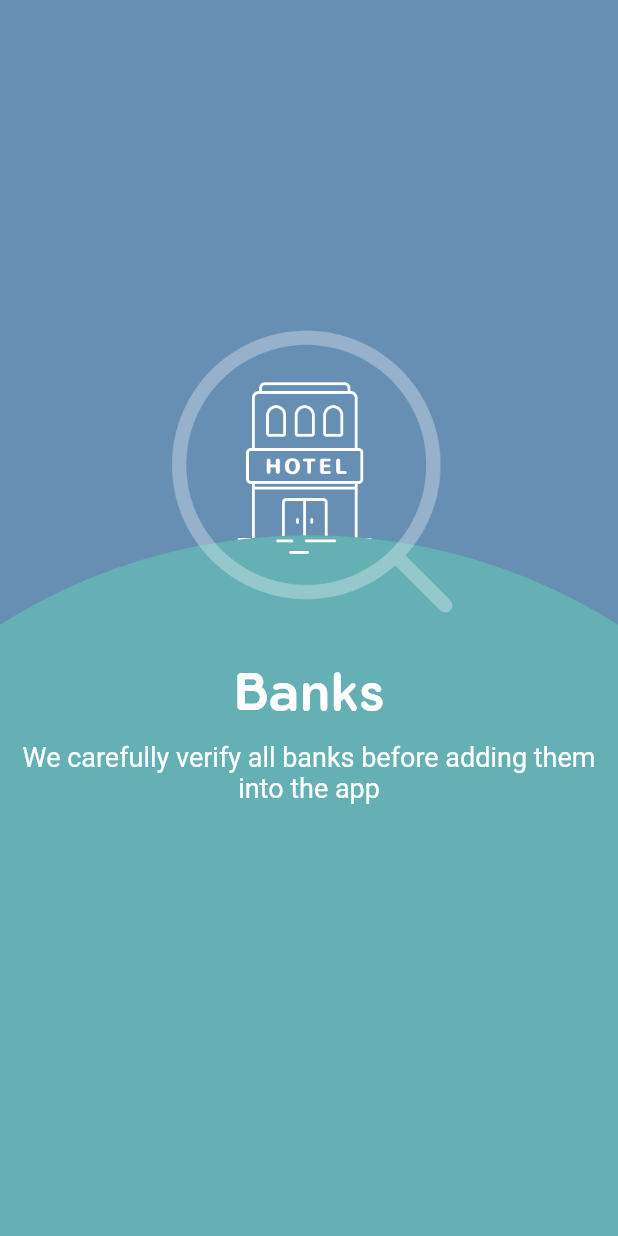
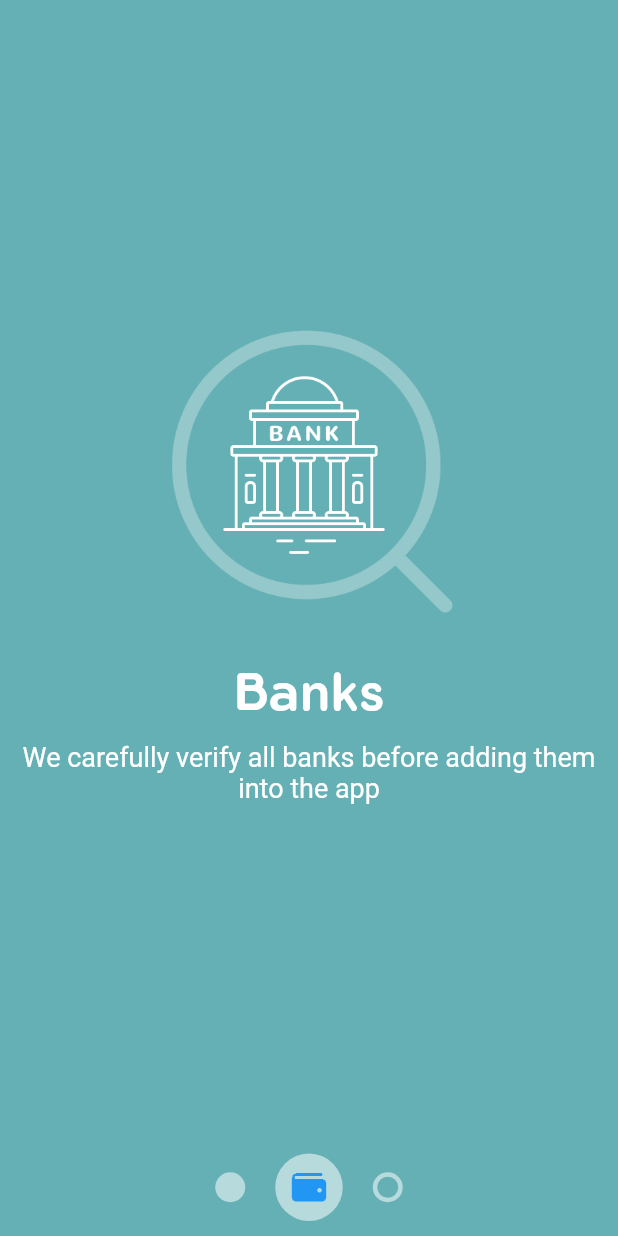
Before and after one commit to AmineMersoul/Material-Page-Reveal, a Flutter app: the screen it shows after launch, on a phone screen of 412 x 824 dp. Run offline on Flutter 3.47's test engine with Material 2 defaults, Android fonts, the phone set to English and light mode, and no system bars.

Commit message:
create pager indicator class

```diff
--- a/lib/main.dart
+++ b/lib/main.dart
@@ -1,5 +1,6 @@
 import 'package:flutter/material.dart';
 import 'package:material_page_reveal/page_reveal.dart';
+import 'package:material_page_reveal/pager_indicator.dart';
 import 'package:material_page_reveal/pages.dart';
 
 void main() => runApp(MyApp());
@@ -36,12 +37,13 @@ class _MyHomePageState extends State<MyHomePage> {
             percentVisible: 1.0,
           ),
           PageReveal(
-            revealPercent: 0.5,
+            revealPercent: 1.0,
             child: Page(
               viewModel: pages[1],
               percentVisible: 1.0,
             ),
-          )
+          ),
+          PagerIndicator(),
         ],
       ),
     );
--- /dev/null
+++ b/lib/pager_indicator.dart
@@ -0,0 +1,54 @@
+import 'package:flutter/material.dart';
+
+class PagerIndicator extends StatelessWidget {
+  @override
+  Widget build(BuildContext context) {
+    return Column(
+      children: <Widget>[
+        Expanded(child: Container()),
+        Row(
+          mainAxisAlignment: MainAxisAlignment.center,
+          children: <Widget>[
+            Padding(
+              padding: const EdgeInsets.all(10.0),
+              child: Container(
+                width: 20.0,
+                height: 20.0,
+                decoration: BoxDecoration(
+                  shape: BoxShape.circle,
+                  color: const Color(0x88FFFFFF),
+                ),
+              ),
+            ),
+            Padding(
+              padding: const EdgeInsets.all(10.0),
+              child: Container(
+                width: 45.0,
+                height: 45.0,
+                decoration: BoxDecoration(
+                  shape: BoxShape.circle,
+                  color: const Color(0x88FFFFFF),
+                ),
+                child: Image.asset('assets/wallet.png', color: Colors.blue,),
+              ),
+            ),
+            Padding(
+              padding: const EdgeInsets.all(10.0),
+              child: Container(
+                width: 20.0,
+                height: 20.0,
+                decoration: BoxDecoration(
+                  shape: BoxShape.circle,
+                  border: Border.all(
+                    color: const Color(0x88FFFFFF),
+                    width: 3.0
+                  )
+                ),
+              ),
+            ),
+          ],
+        )
+      ],
+    );
+  }
+}
```
